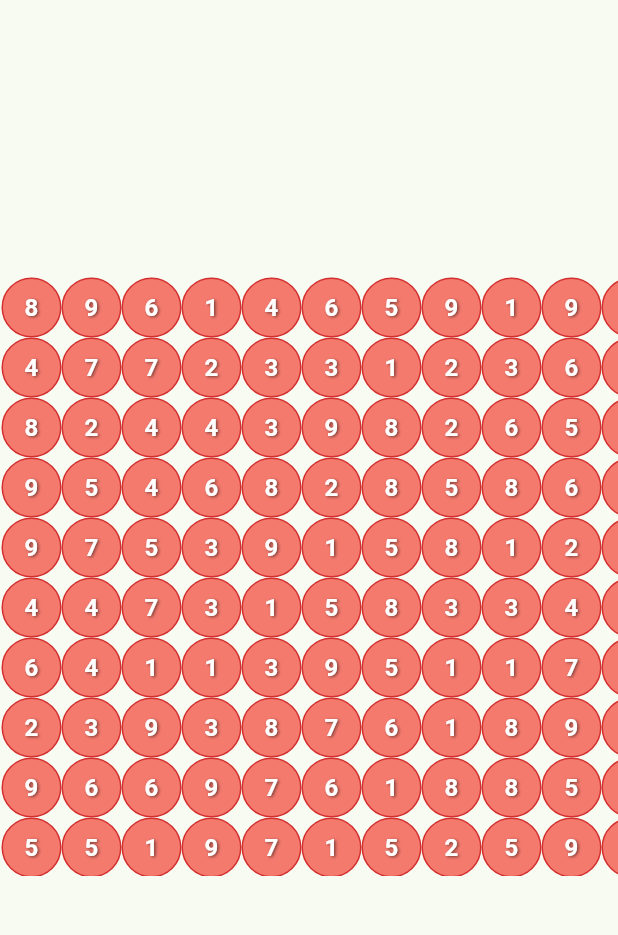
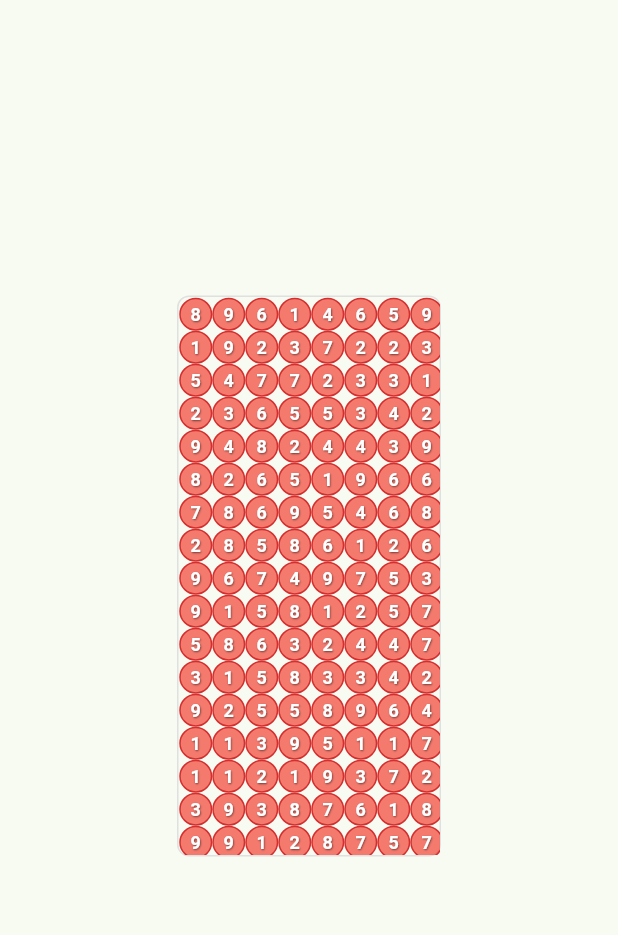
Before and after one commit to boy1089/flutter-apple-game, a Flutter app: the screen it shows after launch, on a phone screen of 412 x 824 dp, the part 84-1019 px from its top. Run offline on Flutter 3.47's test engine with Material 3 defaults, Android fonts, the phone set to English and light mode, and no system bars.

Commit message:
사과 배열 조정

```diff
--- a/lib/main.dart
+++ b/lib/main.dart
@@ -43,9 +43,9 @@ class AppleGameScreen extends StatefulWidget {
 }
 
 class _AppleGameScreenState extends State<AppleGameScreen> {
-  static const int rows = 10;
-  static const int cols = 17;
-  static const double appleSize = 40.0;
+  static const int rows = 17;
+  static const int cols = 8; // 열 수를 줄여서 화면에 맞춤
+  static const double appleSize = 22.0;
 
   List<List<Apple>> apples = [];
   Offset? dragStart;
@@ -174,7 +174,10 @@ class _AppleGameScreenState extends State<AppleGameScreen> {
           ),
         ],
       ),
-      body: Center(
+      body: SafeArea(
+        child: Padding(
+          padding: const EdgeInsets.all(8.0),
+          child: Center(
             child: SingleChildScrollView(
               scrollDirection: Axis.horizontal,
               child: SingleChildScrollView(
@@ -205,6 +208,10 @@ class _AppleGameScreenState extends State<AppleGameScreen> {
                   child: Container(
                     width: cols * appleSize,
                     height: rows * appleSize,
+                    decoration: BoxDecoration(
+                      border: Border.all(color: Colors.grey.shade300),
+                      borderRadius: BorderRadius.circular(8),
+                    ),
                     child: Stack(
                       children: [
                     // 사과 그리드
@@ -221,7 +228,7 @@ class _AppleGameScreenState extends State<AppleGameScreen> {
                           child: Container(
                             width: appleSize,
                             height: appleSize,
-                            margin: const EdgeInsets.all(1),
+                            margin: const EdgeInsets.all(0.5),
                             decoration: BoxDecoration(
                               color: apple.isSelected
                                   ? Colors.red.withOpacity(0.9)
@@ -230,7 +237,7 @@ class _AppleGameScreenState extends State<AppleGameScreen> {
                                 color: apple.isSelected
                                     ? Colors.yellow
                                     : Colors.red.shade700,
-                                width: apple.isSelected ? 3 : 1,
+                                width: apple.isSelected ? 2 : 1,
                               ),
                               borderRadius: BorderRadius.circular(
                                 appleSize / 2,
@@ -239,8 +246,8 @@ class _AppleGameScreenState extends State<AppleGameScreen> {
                                   ? [
                                       BoxShadow(
                                         color: Colors.yellow.withOpacity(0.5),
-                                        blurRadius: 4,
-                                        spreadRadius: 1,
+                                        blurRadius: 2,
+                                        spreadRadius: 0.5,
                                       ),
                                     ]
                                   : null,
@@ -251,11 +258,11 @@ class _AppleGameScreenState extends State<AppleGameScreen> {
                                 style: const TextStyle(
                                   color: Colors.white,
                                   fontWeight: FontWeight.bold,
-                                  fontSize: 16,
+                                  fontSize: 12,
                                   shadows: [
                                     Shadow(
-                                      offset: Offset(1, 1),
-                                      blurRadius: 2,
+                                      offset: Offset(0.5, 0.5),
+                                      blurRadius: 1,
                                       color: Colors.black54,
                                     ),
                                   ],
@@ -288,6 +295,8 @@ class _AppleGameScreenState extends State<AppleGameScreen> {
               ),
             ),
           ),
+        ),
+      ),
     );
   }
 }
```
Lines whose indentation alone changed are shown as unchanged.
